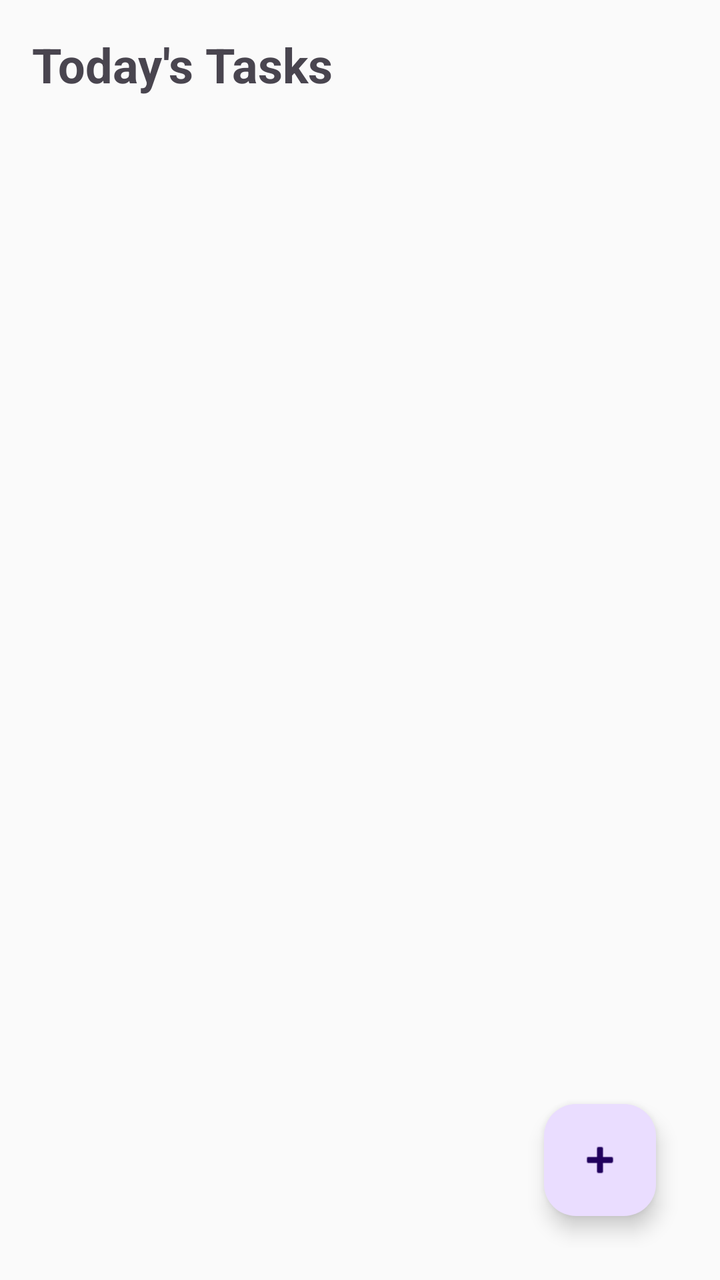
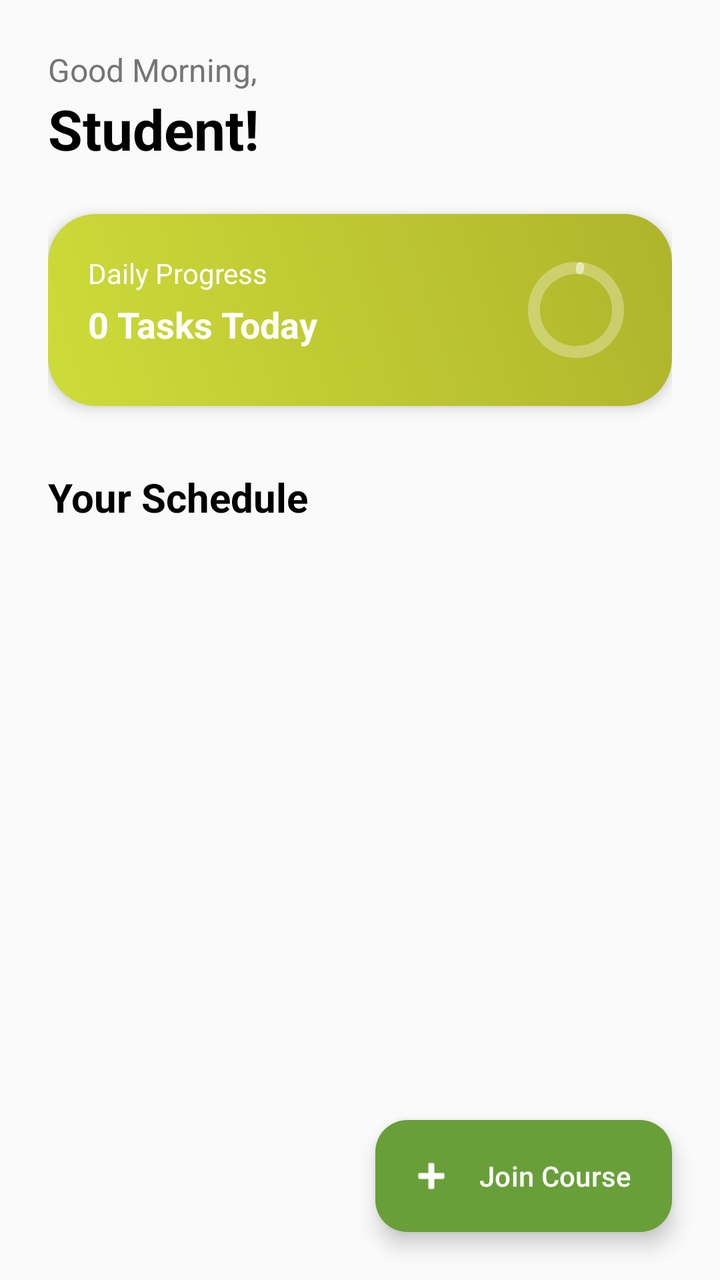

The first picture is an Android layout as it rendered before a commit; the second is the same layout after the commit. The layout source and the unified diff follow.
<!-- AndroidManifest.xml: application theme Theme.StudyBuddy -->
<!-- res/layout/fragment_home.xml -->
<?xml version="1.0" encoding="utf-8"?>
<androidx.constraintlayout.widget.ConstraintLayout xmlns:android="http://schemas.android.com/apk/res/android"
    xmlns:app="http://schemas.android.com/apk/res-auto"
    xmlns:tools="http://schemas.android.com/tools"
    android:layout_width="match_parent"
    android:layout_height="match_parent"
    android:padding="16dp">

    <TextView
        android:id="@+id/welcomeTextView"
        android:layout_width="wrap_content"
        android:layout_height="wrap_content"
        android:text="Today's Tasks"
        android:textSize="24sp"
        android:textStyle="bold"
        app:layout_constraintStart_toStartOf="parent"
        app:layout_constraintTop_toTopOf="parent" />

    <androidx.recyclerview.widget.RecyclerView
        android:id="@+id/tasksRecyclerView"
        android:layout_width="match_parent"
        android:layout_height="0dp"
        android:layout_marginTop="16dp"
        app:layout_constraintBottom_toBottomOf="parent"
        app:layout_constraintTop_toBottomOf="@id/welcomeTextView" />

    <com.google.android.material.floatingactionbutton.FloatingActionButton
        android:id="@+id/addTaskFab"
        android:layout_width="wrap_content"
        android:layout_height="wrap_content"
        android:layout_margin="16dp"
        android:contentDescription="Add Task"
        android:src="@android:drawable/ic_input_add"
        app:layout_constraintBottom_toBottomOf="parent"
        app:layout_constraintEnd_toEndOf="parent" />

</androidx.constraintlayout.widget.ConstraintLayout>
<!-- resources referenced by this layout -->
<resources>
  <style name="Theme.StudyBuddy" parent="Base.Theme.StudyBuddy" />
  <style name="Base.Theme.StudyBuddy" parent="Theme.Material3.DayNight.NoActionBar">
          
          <item name="colorPrimary">@color/lime_primary</item>
          <item name="colorPrimaryVariant">@color/lime_primary_variant</item>
          <item name="colorOnPrimary">@color/black</item>
          
          <item name="colorSecondary">@color/lime_secondary</item>
          <item name="colorSecondaryVariant">@color/lime_primary_variant</item>
          <item name="colorOnSecondary">@color/black</item>
          
          <item name="android:statusBarColor">?attr/colorPrimaryVariant</item>
  
          <item name="android:windowBackground">@color/background_white</item>
          <item name="colorSurface">@color/surface_white</item>
      </style>
  <color name="lime_primary">#CDDC39</color>
  <color name="lime_primary_variant">#AFB42B</color>
  <color name="black">#FF000000</color>
  <color name="lime_secondary">#DCE775</color>
  <color name="background_white">#FAFAFA</color>
  <color name="surface_white">#FFFFFF</color>
</resources>

<!-- the commit's change to res/layout/fragment_home.xml (unified diff, before → after) -->
@@ -1,37 +1,205 @@
 <?xml version="1.0" encoding="utf-8"?>
-<androidx.constraintlayout.widget.ConstraintLayout xmlns:android="http://schemas.android.com/apk/res/android"
+<androidx.coordinatorlayout.widget.CoordinatorLayout xmlns:android="http://schemas.android.com/apk/res/android"
     xmlns:app="http://schemas.android.com/apk/res-auto"
     xmlns:tools="http://schemas.android.com/tools"
     android:layout_width="match_parent"
     android:layout_height="match_parent"
-    android:padding="16dp">
-
-    <TextView
-        android:id="@+id/welcomeTextView"
-        android:layout_width="wrap_content"
+    android:background="@color/background_white">
+
+    <com.google.android.material.appbar.AppBarLayout
+        android:layout_width="match_parent"
         android:layout_height="wrap_content"
-        android:text="Today's Tasks"
-        android:textSize="24sp"
-        android:textStyle="bold"
-        app:layout_constraintStart_toStartOf="parent"
-        app:layout_constraintTop_toTopOf="parent" />
+        android:background="@android:color/transparent"
+        app:elevation="0dp">
+
+        <LinearLayout
+            android:layout_width="match_parent"
+            android:layout_height="wrap_content"
+            android:orientation="vertical"
+            android:padding="24dp">
+
+            <TextView
+                android:id="@+id/greetingTextView"
+                android:layout_width="wrap_content"
+                android:layout_height="wrap_content"
+                android:text="Good Morning,"
+                android:textColor="#757575"
+                android:textSize="16sp" />
+
+            <TextView
+                android:id="@+id/userNameTextView"
+                android:layout_width="wrap_content"
+                android:layout_height="wrap_content"
+                android:text="Student!"
+                android:textColor="@color/black"
+                android:textSize="28sp"
+                android:textStyle="bold" />
+
+            <com.google.android.material.card.MaterialCardView
+                android:layout_width="match_parent"
+                android:layout_height="wrap_content"
+                android:layout_marginTop="24dp"
+                app:cardCornerRadius="24dp"
+                app:cardElevation="4dp"
+                app:strokeWidth="0dp">
+
+                <LinearLayout
+                    android:layout_width="match_parent"
+                    android:layout_height="wrap_content"
+                    android:background="@drawable/gradient_card_bg"
+                    android:orientation="horizontal"
+                    android:padding="20dp">
+
+                    <LinearLayout
+                        android:layout_width="0dp"
+                        android:layout_height="wrap_content"
+                        android:layout_weight="1"
+                        android:orientation="vertical">
+
+                        <TextView
+                            android:layout_width="wrap_content"
+                            android:layout_height="wrap_content"
+                            android:text="Daily Progress"
+                            android:textColor="@color/white"
+                            android:textSize="14sp" />
+
+                        <TextView
+                            android:id="@+id/dailyTaskCountTextView"
+                            android:layout_width="wrap_content"
+                            android:layout_height="wrap_content"
+                            android:layout_marginTop="4dp"
+                            android:text="0 Tasks Today"
+                            android:textColor="@color/white"
+                            android:textSize="18sp"
+                            android:textStyle="bold" />
+                    </LinearLayout>
+
+                    <com.google.android.material.progressindicator.CircularProgressIndicator
+                        android:id="@+id/dailyCircularProgress"
+                        android:layout_width="wrap_content"
+                        android:layout_height="wrap_content"
+                        android:progress="0"
+                        app:indicatorColor="@color/white"
+                        app:indicatorSize="48dp"
+                        app:trackColor="#4DFFFFFF"
+                        app:trackThickness="6dp" />
+                </LinearLayout>
+            </com.google.android.material.card.MaterialCardView>
+
+            <TextView
+                android:layout_width="wrap_content"
+                android:layout_height="wrap_content"
+                android:layout_marginTop="32dp"
+                android:text="Your Schedule"
+                android:textColor="@color/black"
+                android:textSize="20sp"
+                android:textStyle="bold" />
+
+        </LinearLayout>
+    </com.google.android.material.appbar.AppBarLayout>
 
     <androidx.recyclerview.widget.RecyclerView
         android:id="@+id/tasksRecyclerView"
         android:layout_width="match_parent"
-        android:layout_height="0dp"
-        android:layout_marginTop="16dp"
-        app:layout_constraintBottom_toBottomOf="parent"
-        app:layout_constraintTop_toBottomOf="@id/welcomeTextView" />
-
-    <com.google.android.material.floatingactionbutton.FloatingActionButton
+        android:layout_height="match_parent"
+        android:clipToPadding="false"
+        android:paddingHorizontal="16dp"
+        android:paddingBottom="80dp"
+        app:layout_behavior="@string/appbar_scrolling_view_behavior"
+        tools:listitem="@layout/item_task" />
+
+    <com.google.android.material.floatingactionbutton.ExtendedFloatingActionButton
         android:id="@+id/addTaskFab"
         android:layout_width="wrap_content"
         android:layout_height="wrap_content"
-        android:layout_margin="16dp"
-        android:contentDescription="Add Task"
-        android:src="@android:drawable/ic_input_add"
-        app:layout_constraintBottom_toBottomOf="parent"
-        app:layout_constraintEnd_toEndOf="parent" />
-
-</androidx.constraintlayout.widget.ConstraintLayout>
+        android:layout_gravity="bottom|end"
+        android:layout_margin="24dp"
+        android:text="Join Course"
+        android:textColor="@color/white"
+        app:backgroundTint="@color/lime_primary_variant"
+        app:icon="@android:drawable/ic_input_add"
+        app:iconTint="@color/white" />
+
+</androidx.coordinatorlayout.widget.CoordinatorLayout>
+<!-- res/layout/item_task.xml (included above) -->
+<?xml version="1.0" encoding="utf-8"?>
+<com.google.android.material.card.MaterialCardView xmlns:android="http://schemas.android.com/apk/res/android"
+    xmlns:app="http://schemas.android.com/apk/res-auto"
+    android:layout_width="match_parent"
+    android:layout_height="wrap_content"
+    android:layout_marginHorizontal="16dp"
+    android:layout_marginVertical="8dp"
+    app:cardCornerRadius="16dp"
+    app:cardElevation="4dp">
+
+    <LinearLayout
+        android:layout_width="match_parent"
+        android:layout_height="wrap_content"
+        android:orientation="vertical"
+        android:padding="16dp">
+
+        <TextView
+            android:id="@+id/courseNameTextView"
+            android:layout_width="wrap_content"
+            android:layout_height="wrap_content"
+            android:textColor="@color/purple_500"
+            android:textSize="12sp"
+            android:textStyle="bold"
+            android:textAllCaps="true" />
+
+        <TextView
+            android:id="@+id/topicNameTextView"
+            android:layout_width="wrap_content"
+            android:layout_height="wrap_content"
+            android:layout_marginTop="4dp"
+            android:textColor="@color/black"
+            android:textSize="20sp"
+            android:textStyle="bold" />
+
+        <LinearLayout
+            android:layout_width="match_parent"
+            android:layout_height="wrap_content"
+            android:layout_marginTop="8dp"
+            android:gravity="center_vertical"
+            android:orientation="horizontal">
+
+            <ImageView
+                android:layout_width="16dp"
+                android:layout_height="16dp"
+                android:src="@android:drawable/ic_menu_today"
+                app:tint="#757575" />
+
+            <TextView
+                android:id="@+id/dayNumberTextView"
+                android:layout_width="wrap_content"
+                android:layout_height="wrap_content"
+                android:layout_marginStart="4dp"
+                android:textColor="#757575"
+                android:textSize="14sp" />
+        </LinearLayout>
+
+        <TextView
+            android:id="@+id/materialLinkTextView"
+            android:layout_width="wrap_content"
+            android:layout_height="wrap_content"
+            android:layout_marginTop="12dp"
+            android:background="?attr/selectableItemBackground"
+            android:clickable="true"
+            android:focusable="true"
+            android:paddingVertical="4dp"
+            android:text="View Study Material"
+            android:textColor="@color/purple_700"
+            android:textSize="14sp"
+            android:textStyle="bold" />
+
+        <Button
+            android:id="@+id/completeTaskButton"
+            style="@style/Widget.MaterialComponents.Button.UnelevatedButton"
+            android:layout_width="match_parent"
+            android:layout_height="wrap_content"
+            android:layout_marginTop="16dp"
+            android:text="Mark as Completed"
+            app:cornerRadius="8dp" />
+
+    </LinearLayout>
+</com.google.android.material.card.MaterialCardView>
<!-- resource entries referenced after the edit -->
@@ -1,26 +1,42 @@
 <!-- resources referenced by this layout -->
 <resources>
+  <color name="background_white">#FAFAFA</color>
+  <color name="black">#FF000000</color>
+  <color name="lime_primary_variant">#689F38</color>
+  <color name="purple_500">#8BC34A</color>
+  <color name="purple_700">#689F38</color>
+  <color name="white">#FFFFFFFF</color>
+  <!-- drawable gradient_card_bg (drawable) -->
+  <?xml version="1.0" encoding="utf-8"?>
+  <shape xmlns:android="http://schemas.android.com/apk/res/android">
+      <gradient
+          android:startColor="#CDDC39"
+          android:endColor="#AFB42B"
+          android:angle="45" />
+      <corners android:radius="20dp" />
+  </shape>
   <style name="Theme.StudyBuddy" parent="Base.Theme.StudyBuddy" />
   <style name="Base.Theme.StudyBuddy" parent="Theme.Material3.DayNight.NoActionBar">
           
-          <item name="colorPrimary">@color/lime_primary</item>
-          <item name="colorPrimaryVariant">@color/lime_primary_variant</item>
-          <item name="colorOnPrimary">@color/black</item>
-          
-          <item name="colorSecondary">@color/lime_secondary</item>
-          <item name="colorSecondaryVariant">@color/lime_primary_variant</item>
+          <item name="colorPrimary">@color/green_primary</item>
+          <item name="colorPrimaryVariant">@color/green_primary_variant</item>
+          <item name="colorOnPrimary">@color/white</item>
+  
+          <item name="colorSecondary">@color/green_secondary</item>
+          <item name="colorSecondaryVariant">@color/green_primary_variant</item>
           <item name="colorOnSecondary">@color/black</item>
-          
+  
           <item name="android:statusBarColor">?attr/colorPrimaryVariant</item>
-  
           <item name="android:windowBackground">@color/background_white</item>
           <item name="colorSurface">@color/surface_white</item>
+  
+          
+          <item name="colorOnSurface">@color/black</item>
+          <item name="colorOnBackground">@color/black</item>
       </style>
-  <color name="lime_primary">#CDDC39</color>
-  <color name="lime_primary_variant">#AFB42B</color>
-  <color name="black">#FF000000</color>
-  <color name="lime_secondary">#DCE775</color>
-  <color name="background_white">#FAFAFA</color>
+  <color name="green_primary">#8BC34A</color>
+  <color name="green_primary_variant">#689F38</color>
+  <color name="green_secondary">#DCEDC8</color>
   <color name="surface_white">#FFFFFF</color>
 </resources>
 
